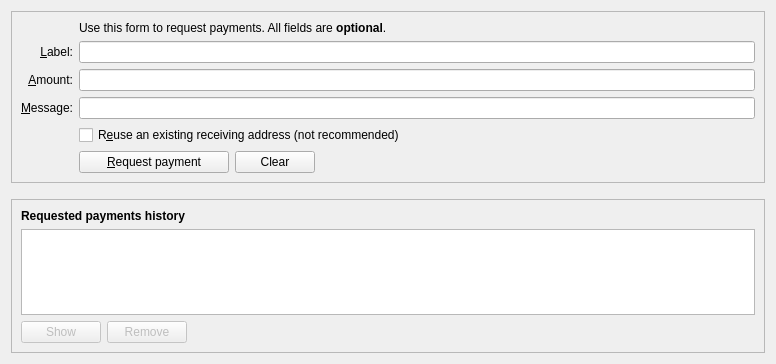
Before: the Qt Designer form src/qt/forms/receivecoinsdialog.ui in AlphaconTeam/AlphaconNetwork, drawn with Qt 5.
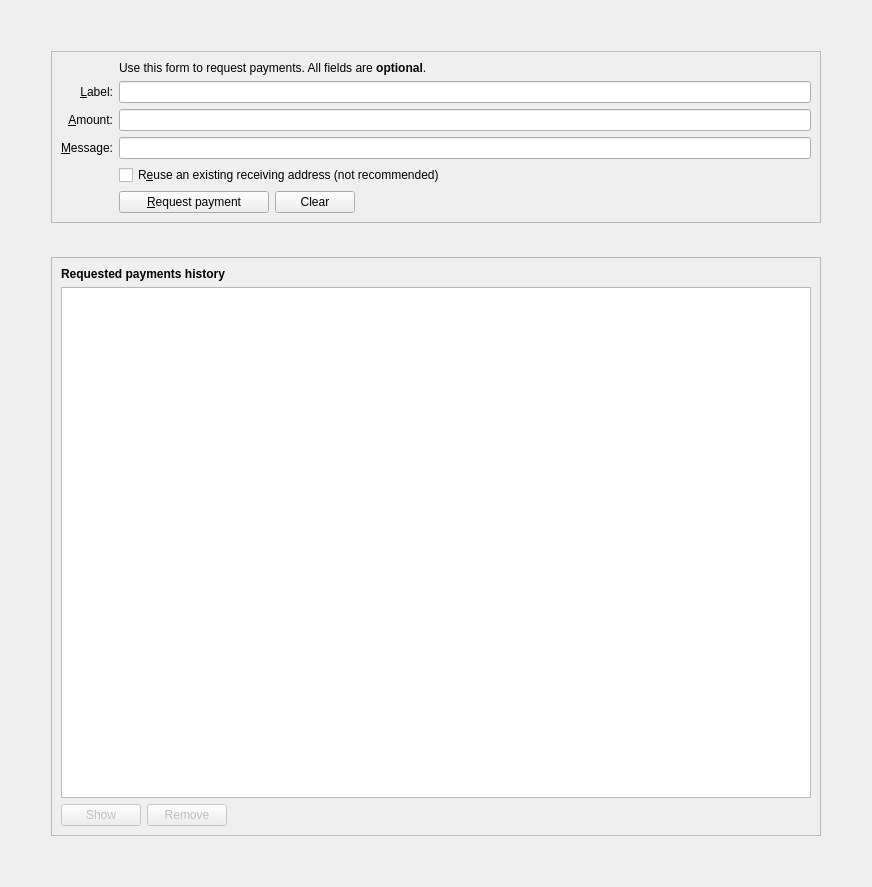
After: the same form once the commit is applied. Icons and pictures are not drawn. Custom widgets are drawn as their Qt base class.

Diff of the .ui file:
```diff
--- a/src/qt/forms/receivecoinsdialog.ui
+++ b/src/qt/forms/receivecoinsdialog.ui
@@ -6,15 +6,32 @@
    <rect>
     <x>0</x>
     <y>0</y>
-    <width>776</width>
-    <height>364</height>
+    <width>872</width>
+    <height>887</height>
    </rect>
   </property>
-  <layout class="QVBoxLayout" name="verticalLayout" stretch="0,0,1">
+  <layout class="QVBoxLayout" name="verticalLayout" stretch="0">
+   <item>
+    <layout class="QVBoxLayout" name="verticalLayout_5">
+     <property name="spacing">
+      <number>34</number>
+     </property>
+     <property name="leftMargin">
+      <number>40</number>
+     </property>
+     <property name="topMargin">
+      <number>40</number>
+     </property>
+     <property name="rightMargin">
+      <number>40</number>
+     </property>
+     <property name="bottomMargin">
+      <number>40</number>
+     </property>
    <item>
     <widget class="QFrame" name="frame2">
      <property name="sizePolicy">
-      <sizepolicy hsizetype="Preferred" vsizetype="Expanding">
+        <sizepolicy hsizetype="Preferred" vsizetype="Fixed">
        <horstretch>0</horstretch>
        <verstretch>0</verstretch>
       </sizepolicy>
@@ -196,19 +213,6 @@
      </layout>
     </widget>
    </item>
-   <item>
-    <spacer name="verticalSpacer_2">
-     <property name="orientation">
-      <enum>Qt::Vertical</enum>
-     </property>
-     <property name="sizeHint" stdset="0">
-      <size>
-       <width>20</width>
-       <height>10</height>
-      </size>
-     </property>
-    </spacer>
-   </item>
    <item>
     <widget class="QFrame" name="frame">
      <property name="sizePolicy">
@@ -311,6 +315,8 @@
     </widget>
    </item>
   </layout>
+   </item>
+  </layout>
  </widget>
  <customwidgets>
   <customwidget>
```
Left out of the diff: 20 changed lines with no effect on the pictures. Lines whose indentation alone changed are shown as unchanged.
